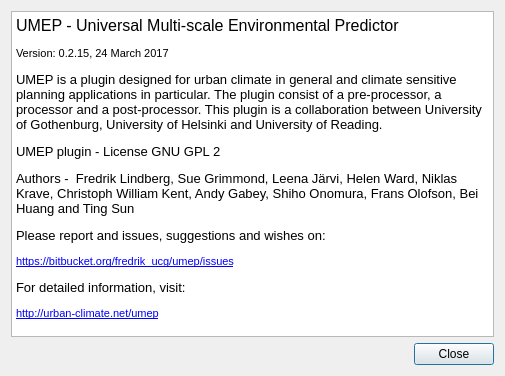
First picture: the form in UMEP_about.ui, repository UMEP-dev/UMEP, before the edit.
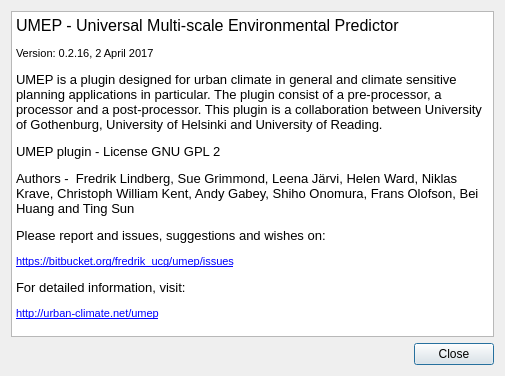
Second picture: the form after the edit.

```diff
--- a/UMEP_about.ui
+++ b/UMEP_about.ui
@@ -31,7 +31,7 @@
 p, li { white-space: pre-wrap; }
 &lt;/style&gt;&lt;/head&gt;&lt;body style=&quot; font-family:'MS Shell Dlg 2'; font-size:8.25pt; font-weight:400; font-style:normal;&quot;&gt;
 &lt;p style=&quot; margin-top:0px; margin-bottom:0px; margin-left:0px; margin-right:0px; -qt-block-indent:0; text-indent:0px;&quot;&gt;&lt;span style=&quot; font-size:12pt;&quot;&gt;UMEP - Universal Multi-scale Environmental Predictor &lt;/span&gt;&lt;/p&gt;
-&lt;p style=&quot; margin-top:12px; margin-bottom:12px; margin-left:0px; margin-right:0px; -qt-block-indent:0; text-indent:0px;&quot;&gt;&lt;span style=&quot; font-size:8pt;&quot;&gt;Version: 0.2.15, 24 March 2017&lt;/span&gt;&lt;/p&gt;
+&lt;p style=&quot; margin-top:12px; margin-bottom:12px; margin-left:0px; margin-right:0px; -qt-block-indent:0; text-indent:0px;&quot;&gt;&lt;span style=&quot; font-size:8pt;&quot;&gt;Version: 0.2.16, 2 April 2017&lt;/span&gt;&lt;/p&gt;
 &lt;p style=&quot; margin-top:12px; margin-bottom:12px; margin-left:0px; margin-right:0px; -qt-block-indent:0; text-indent:0px;&quot;&gt;&lt;span style=&quot; font-size:10pt;&quot;&gt;UMEP is a plugin designed for urban climate in general and climate sensitive planning applications in particular. The plugin consist of a pre-processor, a processor and a post-processor. This plugin is a collaboration between University of Gothenburg, University of Helsinki and University of Reading.&lt;/span&gt;&lt;/p&gt;
 &lt;p style=&quot; margin-top:12px; margin-bottom:12px; margin-left:0px; margin-right:0px; -qt-block-indent:0; text-indent:0px;&quot;&gt;&lt;span style=&quot; font-size:10pt;&quot;&gt;UMEP plugin - License GNU GPL 2&lt;/span&gt;&lt;/p&gt;
 &lt;p style=&quot; margin-top:12px; margin-bottom:12px; margin-left:0px; margin-right:0px; -qt-block-indent:0; text-indent:0px;&quot;&gt;&lt;span style=&quot; font-size:10pt;&quot;&gt;Authors -  Fredrik Lindberg, Sue Grimmond, Leena Järvi, Helen Ward, Niklas Krave, Christoph William Kent, Andy Gabey, Shiho Onomura, Frans Olofson, Bei Huang and Ting Sun&lt;/span&gt;&lt;/p&gt;
```
